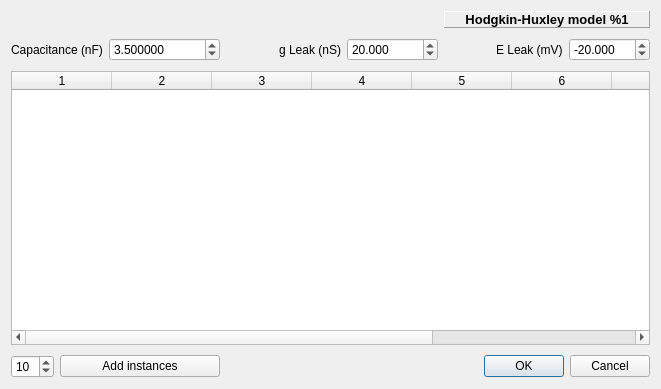
The window that src/gui/HHModelDlg.ui (CompEphys-team/stdpc) describes before a commit, drawn with Qt 5.
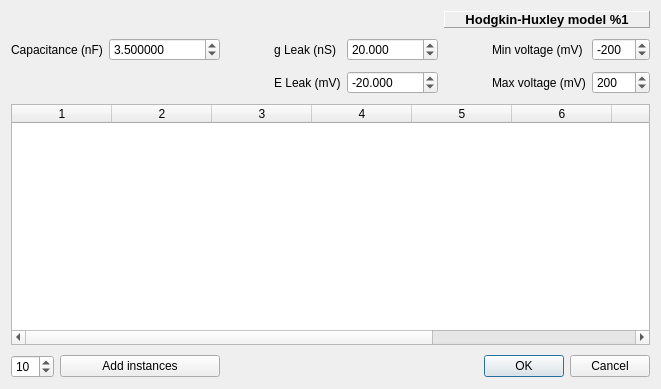
The same window after the commit.

Commit message:
Added model voltage limits
A measly attempt at reining in unstable models.

Patch:
```diff
--- a/src/gui/HHModelDlg.ui
+++ b/src/gui/HHModelDlg.ui
@@ -17,6 +17,33 @@
    <property name="verticalSpacing">
     <number>10</number>
    </property>
+   <item row="4" column="0">
+    <widget class="QSpinBox" name="addNumber">
+     <property name="minimum">
+      <number>1</number>
+     </property>
+     <property name="value">
+      <number>10</number>
+     </property>
+    </widget>
+   </item>
+   <item row="4" column="1" colspan="2">
+    <widget class="QPushButton" name="addButton">
+     <property name="text">
+      <string>Add instances</string>
+     </property>
+    </widget>
+   </item>
+   <item row="4" column="6" colspan="3">
+    <widget class="QDialogButtonBox" name="buttonBox">
+     <property name="orientation">
+      <enum>Qt::Horizontal</enum>
+     </property>
+     <property name="standardButtons">
+      <set>QDialogButtonBox::Cancel|QDialogButtonBox::Ok</set>
+     </property>
+    </widget>
+   </item>
    <item row="0" column="6" colspan="3">
     <widget class="QLabel" name="titleLabel">
      <property name="enabled">
@@ -133,14 +160,39 @@
      </property>
     </spacer>
    </item>
-   <item row="1" column="7">
+   <item row="3" column="0" colspan="9">
+    <widget class="QTableWidget" name="table">
+     <property name="alternatingRowColors">
+      <bool>true</bool>
+     </property>
+     <property name="columnCount">
+      <number>9</number>
+     </property>
+     <attribute name="horizontalHeaderHighlightSections">
+      <bool>false</bool>
+     </attribute>
+     <attribute name="horizontalHeaderStretchLastSection">
+      <bool>true</bool>
+     </attribute>
+     <column/>
+     <column/>
+     <column/>
+     <column/>
+     <column/>
+     <column/>
+     <column/>
+     <column/>
+     <column/>
+    </widget>
+   </item>
+   <item row="2" column="4">
     <widget class="QLabel" name="label">
      <property name="text">
       <string>E Leak (mV)</string>
      </property>
     </widget>
    </item>
-   <item row="1" column="8">
+   <item row="2" column="5">
     <widget class="QDoubleSpinBox" name="ELeak">
      <property name="minimumSize">
       <size>
@@ -168,55 +220,43 @@
      </property>
     </widget>
    </item>
-   <item row="2" column="0" colspan="9">
-    <widget class="QTableWidget" name="table">
-     <property name="alternatingRowColors">
-      <bool>true</bool>
+   <item row="2" column="7">
+    <widget class="QLabel" name="label_5">
+     <property name="text">
+      <string>Max voltage (mV)</string>
      </property>
-     <property name="columnCount">
-      <number>9</number>
-     </property>
-     <attribute name="horizontalHeaderHighlightSections">
-      <bool>false</bool>
-     </attribute>
-     <attribute name="horizontalHeaderStretchLastSection">
-      <bool>true</bool>
-     </attribute>
-     <column/>
-     <column/>
-     <column/>
-     <column/>
-     <column/>
-     <column/>
-     <column/>
-     <column/>
-     <column/>
     </widget>
    </item>
-   <item row="3" column="0">
-    <widget class="QSpinBox" name="addNumber">
+   <item row="2" column="8">
+    <widget class="QSpinBox" name="Vmax">
      <property name="minimum">
-      <number>1</number>
+      <number>-9999</number>
      </property>
+     <property name="maximum">
+      <number>9999</number>
+     </property>
      <property name="value">
-      <number>10</number>
+      <number>200</number>
      </property>
     </widget>
    </item>
-   <item row="3" column="1" colspan="2">
-    <widget class="QPushButton" name="addButton">
+   <item row="1" column="7">
+    <widget class="QLabel" name="label_4">
      <property name="text">
-      <string>Add instances</string>
+      <string>Min voltage (mV)</string>
      </property>
     </widget>
    </item>
-   <item row="3" column="6" colspan="3">
-    <widget class="QDialogButtonBox" name="buttonBox">
-     <property name="orientation">
-      <enum>Qt::Horizontal</enum>
+   <item row="1" column="8">
+    <widget class="QSpinBox" name="Vmin">
+     <property name="minimum">
+      <number>-9999</number>
      </property>
-     <property name="standardButtons">
-      <set>QDialogButtonBox::Cancel|QDialogButtonBox::Ok</set>
+     <property name="maximum">
+      <number>9999</number>
+     </property>
+     <property name="value">
+      <number>-200</number>
      </property>
     </widget>
    </item>
```
The commit also changes 3 other files.
